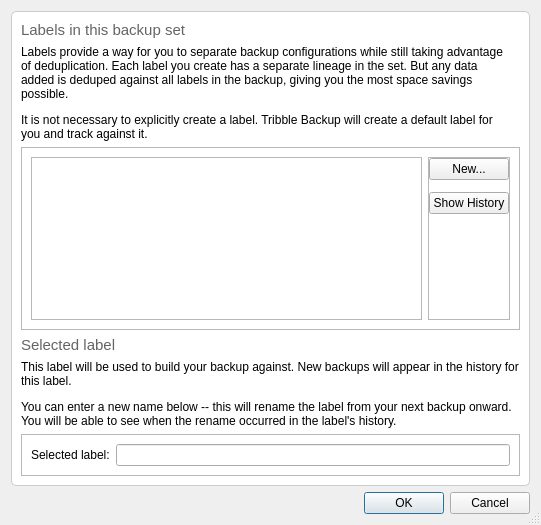
The window that qt/backup2/manage_labels_dlg.ui (darkstar62/tribble-backup) describes before a commit, drawn with Qt 5.
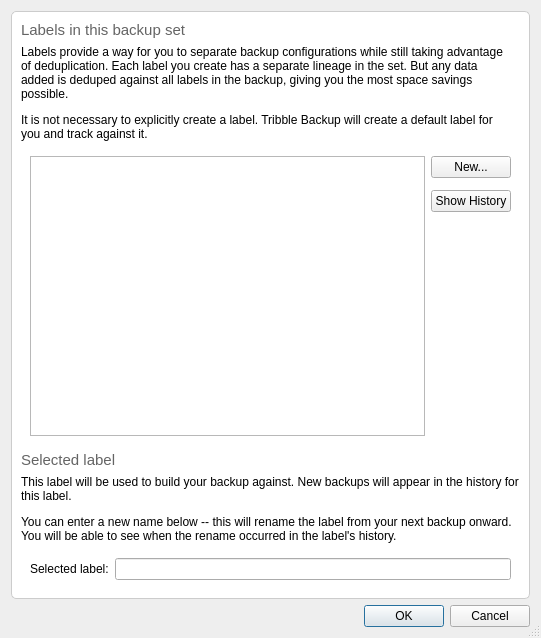
The same window after the commit. Icons and pictures are not drawn.

Diff of the .ui file:
```diff
--- a/qt/backup2/manage_labels_dlg.ui
+++ b/qt/backup2/manage_labels_dlg.ui
@@ -10,7 +10,7 @@
     <x>0</x>
     <y>0</y>
     <width>541</width>
-    <height>525</height>
+    <height>638</height>
    </rect>
   </property>
   <property name="sizePolicy">
@@ -26,6 +26,11 @@
    <iconset resource="Graphics.qrc">
     <normaloff>:/icons/graphics/label-icon.png</normaloff>:/icons/graphics/label-icon.png</iconset>
   </property>
+  <property name="styleSheet">
+   <string notr="true">#ManageLabelsDlg {
+  background-color: #eeeeee;
+}</string>
+  </property>
   <property name="sizeGripEnabled">
    <bool>true</bool>
   </property>
@@ -124,7 +129,7 @@
       <item>
        <widget class="QFrame" name="frame_4">
         <property name="frameShape">
-         <enum>QFrame::StyledPanel</enum>
+         <enum>QFrame::NoFrame</enum>
         </property>
         <property name="frameShadow">
          <enum>QFrame::Raised</enum>
@@ -136,7 +141,7 @@
          <item>
           <widget class="QFrame" name="frame_3">
            <property name="frameShape">
-            <enum>QFrame::StyledPanel</enum>
+            <enum>QFrame::NoFrame</enum>
            </property>
            <property name="frameShadow">
             <enum>QFrame::Raised</enum>
@@ -153,6 +158,9 @@
               <property name="text">
                <string>New...</string>
               </property>
+              <property name="flat">
+               <bool>false</bool>
+              </property>
              </widget>
             </item>
             <item>
@@ -201,7 +209,7 @@
       <item>
        <widget class="QFrame" name="frame_5">
         <property name="frameShape">
-         <enum>QFrame::StyledPanel</enum>
+         <enum>QFrame::NoFrame</enum>
         </property>
         <property name="frameShadow">
          <enum>QFrame::Raised</enum>
```
Left out of the diff: 1 changed line with no effect on the pictures.
